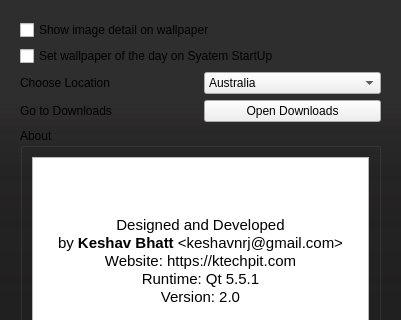
First picture: the form in settings.ui, repository keshavbhatt/BingWall, before the edit; both pictures show x 0 to 401 and y 0 to 320 of the 401 by 458 pixel window.
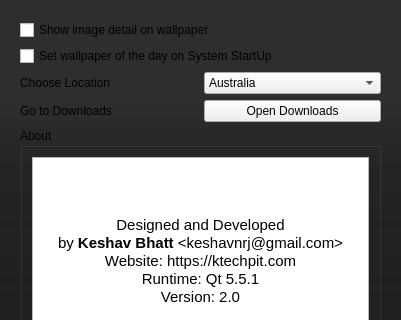
Second picture: the form after the edit. Icons and pictures are not drawn. Custom widgets are drawn as their Qt base class.

```diff
--- a/settings.ui
+++ b/settings.ui
@@ -39,7 +39,7 @@
       <item>
        <widget class="QCheckBox" name="startUp">
         <property name="text">
-         <string>Set wallpaper of the day on Syatem StartUp</string>
+         <string>Set wallpaper of the day on System StartUp</string>
         </property>
        </widget>
       </item>
```
